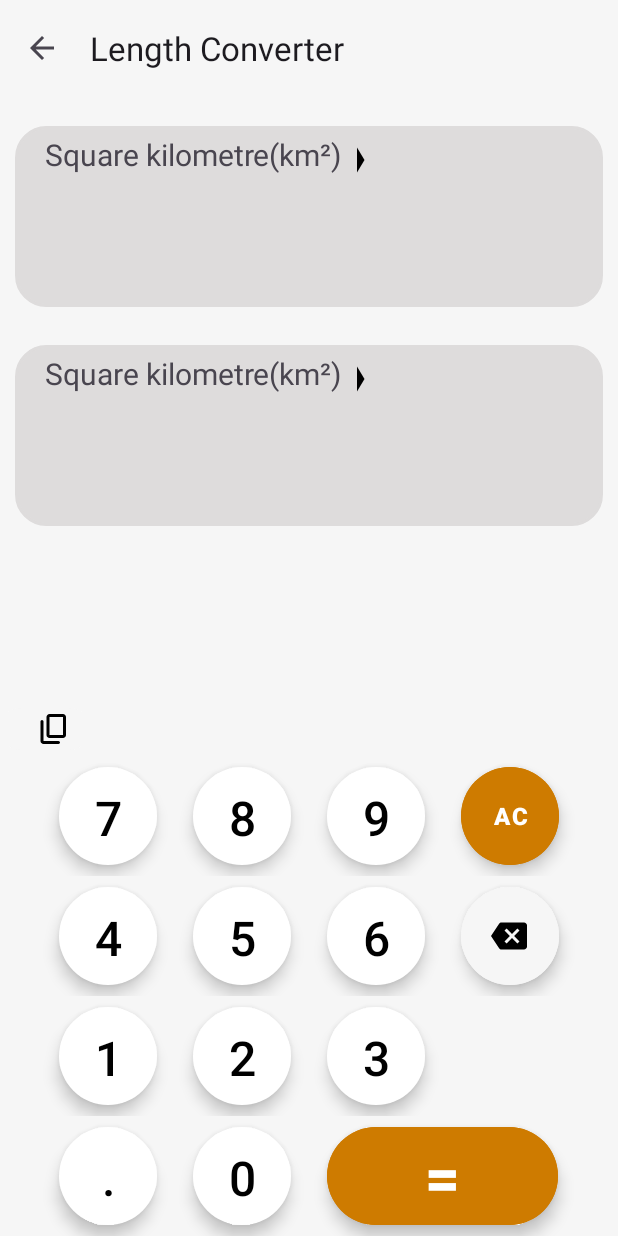
After one commit to rjkrishna29/CalX, an Android app: the AreaConActivity screen opened directly, with no data from a screen before it, on a phone screen of 412 x 824 dp. The commit adds this screen. Run offline under Robolectric (Android 15) with nearby library versions, the phone set to English and light mode, and no system bars.

Commit message:
Version 1.3.0

```diff
--- a/app/build.gradle.kts
+++ b/app/build.gradle.kts
@@ -11,7 +11,7 @@ android {
         minSdk = 28
         targetSdk = 34
         versionCode = 6
-        versionName = "1.2.2"
+        versionName = "1.3.0"
 
         testInstrumentationRunner = "androidx.test.runner.AndroidJUnitRunner"
     }
--- a/app/src/main/AndroidManifest.xml
+++ b/app/src/main/AndroidManifest.xml
@@ -13,9 +13,13 @@
         android:theme="@style/Theme.CalX"
         tools:targetApi="31">
         <activity
+            android:name=".AreaConActivity"
+            android:exported="false"
+            android:screenOrientation="portrait"/>
+        <activity
             android:name=".LenConActivity"
             android:exported="false"
-            android:screenOrientation="portrait"/>
+            android:screenOrientation="portrait" />
         <activity
             android:name=".NumConActivity"
             android:exported="false"
--- /dev/null
+++ b/app/src/main/res/layout/activity_area_con.xml
@@ -0,0 +1,273 @@
+<?xml version="1.0" encoding="utf-8"?>
+<androidx.constraintlayout.widget.ConstraintLayout xmlns:android="http://schemas.android.com/apk/res/android"
+    xmlns:app="http://schemas.android.com/apk/res-auto"
+    xmlns:tools="http://schemas.android.com/tools"
+    android:id="@+id/main"
+    android:layout_width="match_parent"
+    android:layout_height="match_parent"
+    style="@style/CustomBackgroundStyle"
+    tools:context=".LenConActivity">
+    <!--    this is the toolbar to show the menu-->
+    <androidx.appcompat.widget.Toolbar
+        android:id="@+id/toolbar"
+        android:layout_width="match_parent"
+        android:layout_height="wrap_content"
+        app:layout_constraintEnd_toEndOf="parent"
+        app:layout_constraintStart_toStartOf="parent"
+        app:layout_constraintTop_toTopOf="parent" />
+
+
+
+    <LinearLayout
+        style="@style/lenConvertPage"
+        android:id="@+id/linearLayout1"
+        android:layout_marginTop="20dp"
+        android:layout_marginHorizontal="10dp"
+        android:layout_width="match_parent"
+        android:layout_height="wrap_content"
+        android:orientation="vertical"
+        app:layout_constraintEnd_toEndOf="parent"
+        app:layout_constraintStart_toStartOf="parent"
+        app:layout_constraintTop_toBottomOf="@+id/toolbar">
+        <LinearLayout
+            android:layout_width="wrap_content"
+            android:layout_height="wrap_content"
+            android:orientation="horizontal">
+            <TextView
+                android:id="@+id/popup1"
+                android:layout_width="wrap_content"
+                android:layout_height="40dp"
+                android:layout_marginLeft="20dp"
+                android:layout_marginTop="5dp"
+                android:textSize="20dp"
+                android:gravity="left"
+                app:layout_constraintEnd_toEndOf="parent"
+                app:layout_constraintStart_toStartOf="parent"
+                android:onClick="onPopUp"
+                app:layout_constraintTop_toTopOf="@+id/linearLayout1" />
+            <TextView
+                android:layout_width="wrap_content"
+                android:layout_height="40dp"
+                android:onClick="onPopUp"
+                android:layout_gravity="center"
+                android:background="@drawable/arrow_right_24"/>
+        </LinearLayout>
+
+        <TextView
+            android:id="@+id/textView1"
+            android:layout_marginTop="5dp"
+            android:paddingLeft="15dp"
+            android:paddingRight="15dp"
+            android:textAlignment="viewEnd"
+            android:layout_width="match_parent"
+            android:layout_height="70dp"
+            android:textColor="@color/btnBackground2"
+            android:textIsSelectable="true"
+            android:gravity="center"
+            android:textSize="22sp"/>
+    </LinearLayout>
+    <LinearLayout
+        style="@style/lenConvertPage"
+        android:layout_width="match_parent"
+        android:layout_height="wrap_content"
+        android:orientation="vertical"
+        android:layout_marginHorizontal="10dp"
+        android:layout_marginTop="25dp"
+        app:layout_constraintEnd_toEndOf="parent"
+        app:layout_constraintStart_toStartOf="parent"
+        app:layout_constraintTop_toBottomOf="@+id/linearLayout1">
+        <LinearLayout
+            android:layout_width="wrap_content"
+            android:layout_height="wrap_content"
+            android:orientation="horizontal">
+            <TextView
+                android:id="@+id/popup2"
+                android:layout_width="wrap_content"
+                android:layout_height="40dp"
+                android:layout_marginLeft="20dp"
+                android:layout_marginTop="5dp"
+                android:textSize="20dp"
+                android:gravity="left"
+                app:layout_constraintEnd_toEndOf="parent"
+                app:layout_constraintStart_toStartOf="parent"
+                android:onClick="onPopUp"
+                app:layout_constraintTop_toTopOf="@+id/linearLayout1" />
+            <TextView
+                android:layout_width="wrap_content"
+                android:layout_height="40dp"
+                android:onClick="onPopUp"
+                android:layout_gravity="center"
+                android:background="@drawable/arrow_right_24"/>
+        </LinearLayout>
+
+        <TextView
+            android:id="@+id/textView2"
+            android:layout_marginTop="5dp"
+            android:paddingHorizontal="15dp"
+            android:textAlignment="viewEnd"
+            android:gravity="center"
+            android:textIsSelectable="true"
+            android:layout_width="match_parent"
+            android:layout_height="70dp"
+            android:textSize="22sp"/>
+    </LinearLayout>
+
+
+
+    <!--    buttons-->
+    <LinearLayout
+        android:id="@+id/linearLayoutVertical"
+        android:layout_width="match_parent"
+        android:layout_height="wrap_content"
+        android:orientation="vertical"
+        app:layout_constraintBottom_toBottomOf="parent"
+        app:layout_constraintEnd_toEndOf="parent"
+        app:layout_constraintStart_toStartOf="parent">
+
+        <LinearLayout
+            android:id="@+id/linearLayoutHorizontal2"
+            android:layout_width="match_parent"
+            android:layout_height="80dp"
+            android:gravity="center"
+            android:orientation="horizontal">
+
+            <com.google.android.material.button.MaterialButton
+                android:id="@+id/btn7"
+                style="@style/digitButton"
+                android:onClick="onDigitClick2"
+                android:text="7" />
+
+            <com.google.android.material.button.MaterialButton
+                android:id="@+id/btn8"
+                style="@style/digitButton"
+                android:onClick="onDigitClick2"
+                android:text="8" />
+
+            <com.google.android.material.button.MaterialButton
+                android:id="@+id/btn9"
+                style="@style/digitButton"
+                android:onClick="onDigitClick2"
+                android:text="9" />
+
+            <com.google.android.material.button.MaterialButton
+                android:id="@+id/btnAC"
+                style="@style/operatorButton"
+                android:onClick="onACClick"
+                android:text="AC"
+                android:textSize="16dp"
+                android:textStyle="bold" />
+
+        </LinearLayout>
+
+        <LinearLayout
+            android:id="@+id/linearLayoutHorizontal3"
+            android:layout_width="match_parent"
+            android:layout_height="80dp"
+            android:gravity="center"
+            android:orientation="horizontal">
+
+            <com.google.android.material.button.MaterialButton
+                android:id="@+id/btn4"
+                style="@style/digitButton"
+                android:onClick="onDigitClick2"
+                android:text="4" />
+
+            <com.google.android.material.button.MaterialButton
+                android:id="@+id/btn5"
+                style="@style/digitButton"
+                android:onClick="onDigitClick2"
+                android:text="5" />
+
+            <com.google.android.material.button.MaterialButton
+                android:id="@+id/btn6"
+                style="@style/digitButton"
+                android:onClick="onDigitClick2"
+                android:text="6" />
+
+            <com.google.android.material.button.MaterialButton
+
+                android:id="@+id/btnBack"
+                style="@style/backSpace2"
+                android:onClick="onBackClick" />
+
+        </LinearLayout>
+
+        <LinearLayout
+            android:id="@+id/linearLayoutHorizontal4"
+            android:layout_width="match_parent"
+            android:layout_height="80dp"
+            android:gravity="center"
+            android:orientation="horizontal">
+
+            <com.google.android.material.button.MaterialButton
+                android:id="@+id/btn1"
+                style="@style/digitButton"
+                android:onClick="onDigitClick2"
+                android:text="1" />
+
+            <com.google.android.material.button.MaterialButton
+                android:id="@+id/btn2"
+                style="@style/digitButton"
+                android:onClick="onDigitClick2"
+                android:text="2" />
+
+            <com.google.android.material.button.MaterialButton
+                android:id="@+id/btn3"
+                style="@style/digitButton"
+                android:onClick="onDigitClick2"
+                android:text="3" />
+
+            <com.google.android.material.button.MaterialButton
+                android:id="@+id/btnX"
+                style="@style/digitButton"
+                android:background="@android:color/transparent" />
+
+        </LinearLayout>
+
+        <LinearLayout
+            android:id="@+id/linearLayoutHorizontal5"
+            android:layout_width="match_parent"
+            android:layout_height="80dp"
+            android:gravity="center"
+            android:orientation="horizontal">
+
+            <com.google.android.material.button.MaterialButton
+                android:id="@+id/btnDot"
+                style="@style/digitButton"
+                android:onClick="onDigitClick2"
+                android:text="." />
+
+            <com.google.android.material.button.MaterialButton
+                android:id="@+id/btn0"
+                style="@style/digitButton"
+                android:onClick="onDigitClick2"
+                android:text="0" />
+
+            <com.google.android.material.button.MaterialButton
+                android:id="@+id/btnEqual"
+                style="@style/operatorButton"
+                android:layout_width="154dp"
+                android:layout_gravity="center_vertical"
+                android:gravity="center_horizontal|top"
+                android:onClick="onEqualClick"
+                android:paddingTop="5dp"
+                android:text="="
+                android:textSize="40sp"
+                android:textStyle="bold" />
+
+        </LinearLayout>
+    </LinearLayout>
+
+    <com.google.android.material.button.MaterialButton
+        android:id="@+id/btnCopy"
+        style="@style/copyClick"
+        android:layout_width="60dp"
+        android:layout_gravity="center"
+        android:layout_height="36dp"
+        android:iconTint="@color/btnBackground2"
+        android:onClick="onCopyClick"
+
+        app:layout_constraintBottom_toTopOf="@+id/linearLayoutVertical"
+        app:layout_constraintStart_toStartOf="parent" />
+
+</androidx.constraintlayout.widget.ConstraintLayout>
--- a/app/src/main/res/layout/activity_settings.xml
+++ b/app/src/main/res/layout/activity_settings.xml
@@ -61,7 +61,7 @@
             android:layout_marginTop="10dp"
             android:layout_marginBottom="15dp"
             android:paddingLeft="30dp"
-            android:text="1.2.2" />
+            android:text="1.3.0" />
 
         <View
             android:id="@+id/strikeLine1"
```
Also changed, not shown: app/src/main/java/com/example/calx/AreaConActivity.java (added, +219 -0 lines), app/src/main/java/com/example/calx/MoreActivity.java (+8 -5 lines), app/src/main/res/layout/activity_more.xml (+30 -0 lines), app/src/main/res/drawable-night/area.png (added), app/src/main/res/drawable/area.png (added).
